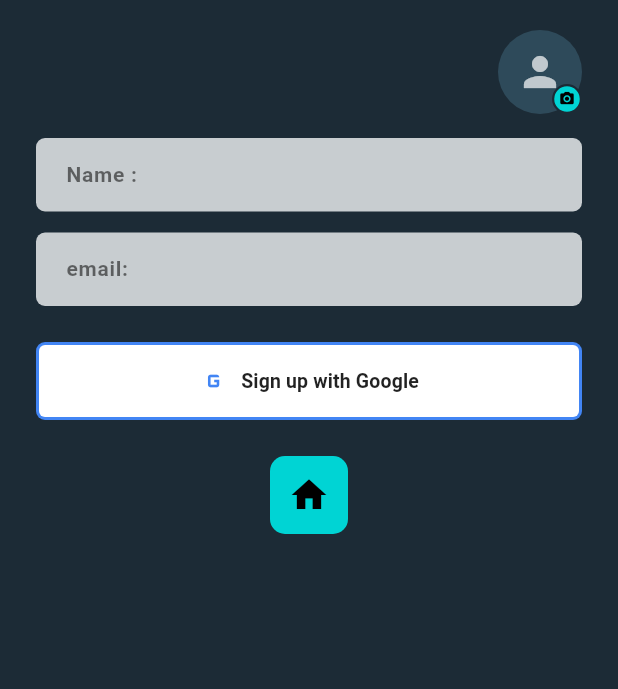
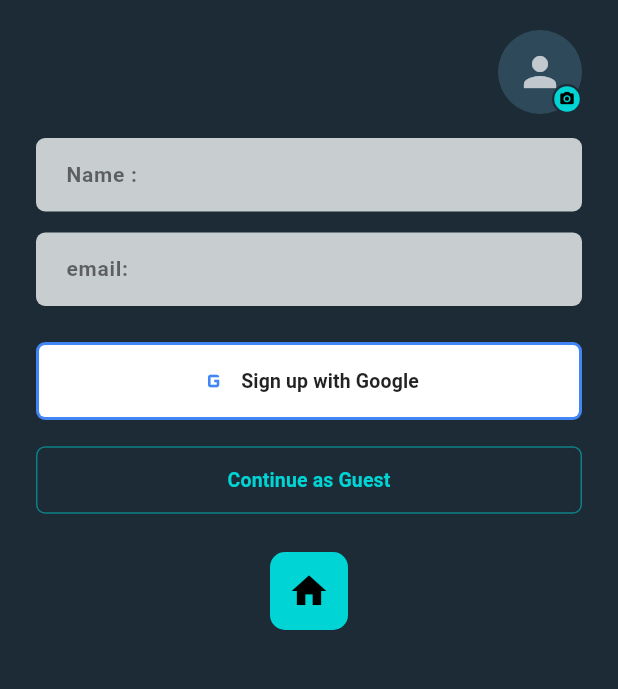
Before and after one commit to hd77alu/flutter_g2_final_project, a Flutter app: the screen it shows after launch, after a tap on "Sign up with Google", on a phone screen of 412 x 824 dp, the part 132-821 px from its top. Run offline on Flutter 3.47's test engine with Material 3 defaults, Android fonts, the phone set to English and light mode, and no system bars; our stand-ins replace cloud_firestore, firebase_auth, firebase_core, flutter_bloc, google_sign_in, share_plus and 1 more; accounts and stored records are empty; network calls fail.

Commit message:
fix: integrate Firebase Auth with Google Sign In and add guest sign in

```diff
--- a/lib/presentation/screens/course_completion_screen.dart
+++ b/lib/presentation/screens/course_completion_screen.dart
@@ -20,7 +20,7 @@ class _CourseCompletionScreenState extends State<CourseCompletionScreen>
   void initState() {
     super.initState();
 
-    // Auth guard
+    // Auth guard — only block if truly not signed in at all
     WidgetsBinding.instance.addPostFrameCallback((_) {
       if (FirebaseAuth.instance.currentUser == null) {
         Navigator.pushReplacementNamed(context, '/signup');
@@ -200,6 +200,9 @@ class _CourseCompletionScreenState extends State<CourseCompletionScreen>
   // Certificate card widget
   Widget _buildCertificateCard() {
     final user = FirebaseAuth.instance.currentUser;
+    final displayName = (user == null || user.isAnonymous)
+        ? 'Guest Learner'
+        : (user.email ?? 'Learner');
     return FadeTransition(
       opacity: _fadeAnim,
       child: Padding(
@@ -228,7 +231,7 @@ class _CourseCompletionScreenState extends State<CourseCompletionScreen>
               ),
               const SizedBox(height: 6),
               Text(
-                user?.email ?? 'Learner',
+                displayName,
                 style: const TextStyle(
                   color: _teal,
                   fontSize: 13,
--- a/lib/presentation/screens/mentorship_hub_screen.dart
+++ b/lib/presentation/screens/mentorship_hub_screen.dart
@@ -23,7 +23,7 @@ class _MentorshipHubScreenState extends State<MentorshipHubScreen> {
   @override
   void initState() {
     super.initState();
-    // Auth guard — redirect unauthenticated users to sign up
+    // Auth guard — redirect only if truly not signed in
     WidgetsBinding.instance.addPostFrameCallback((_) {
       if (FirebaseAuth.instance.currentUser == null) {
         Navigator.pushReplacementNamed(context, '/signup');
--- a/lib/presentation/screens/sign_up_screen.dart
+++ b/lib/presentation/screens/sign_up_screen.dart
@@ -1,5 +1,6 @@
 import 'package:flutter/material.dart';
 import 'package:google_sign_in/google_sign_in.dart';
+import 'package:firebase_auth/firebase_auth.dart';
 
 // ─────────────────────────────────────────────
 //  SCREEN 2: Sign-Up Screen
@@ -65,6 +66,15 @@ class _SignUpScreenState extends State<SignUpScreen> {
     try {
       final account = await _googleSignIn.signIn();
       if (account == null) return; // user cancelled
+
+      // Get Google auth credentials and sign into Firebase
+      final googleAuth = await account.authentication;
+      final credential = GoogleAuthProvider.credential(
+        accessToken: googleAuth.accessToken,
+        idToken: googleAuth.idToken,
+      );
+      await FirebaseAuth.instance.signInWithCredential(credential);
+
       if (!mounted) return;
       ScaffoldMessenger.of(context).showSnackBar(
         SnackBar(
@@ -73,12 +83,33 @@ class _SignUpScreenState extends State<SignUpScreen> {
           behavior: SnackBarBehavior.floating,
         ),
       );
-      Navigator.pushNamedAndRemoveUntil(context, '/', (route) => false);
+      Navigator.pushNamedAndRemoveUntil(context, '/course-completion', (route) => false);
     } catch (e) {
       if (!mounted) return;
       ScaffoldMessenger.of(context).showSnackBar(
         SnackBar(
           content: Text('Sign-in failed: $e'),
+          backgroundColor: Colors.red,
+          behavior: SnackBarBehavior.floating,
+        ),
+      );
+    } finally {
+      if (mounted) setState(() => _isLoading = false);
+    }
+  }
+
+  // Sign in anonymously so users can explore without Google
+  Future<void> _handleGuestSignIn() async {
+    setState(() => _isLoading = true);
+    try {
+      await FirebaseAuth.instance.signInAnonymously();
+      if (!mounted) return;
+      Navigator.pushNamedAndRemoveUntil(context, '/course-completion', (route) => false);
+    } catch (e) {
+      if (!mounted) return;
+      ScaffoldMessenger.of(context).showSnackBar(
+        SnackBar(
+          content: Text('Guest sign-in failed: $e'),
           backgroundColor: Colors.red,
           behavior: SnackBarBehavior.floating,
         ),
@@ -181,6 +212,30 @@ class _SignUpScreenState extends State<SignUpScreen> {
 
                   // Google Sign-up button
                   _buildGoogleButton(),
+                  const SizedBox(height: 16),
+
+                  // Continue as Guest
+                  SizedBox(
+                    width: double.infinity,
+                    child: OutlinedButton(
+                      onPressed: _isLoading ? null : _handleGuestSignIn,
+                      style: OutlinedButton.styleFrom(
+                        side: BorderSide(color: teal.withValues(alpha: 0.5)),
+                        padding: const EdgeInsets.symmetric(vertical: 13),
+                        shape: RoundedRectangleBorder(
+                          borderRadius: BorderRadius.circular(6),
+                        ),
+                      ),
+                      child: const Text(
+                        'Continue as Guest',
+                        style: TextStyle(
+                          color: teal,
+                          fontWeight: FontWeight.w700,
+                          fontSize: 13,
+                        ),
+                      ),
+                    ),
+                  ),
                   const SizedBox(height: 24),
 
                   // Home button
```
